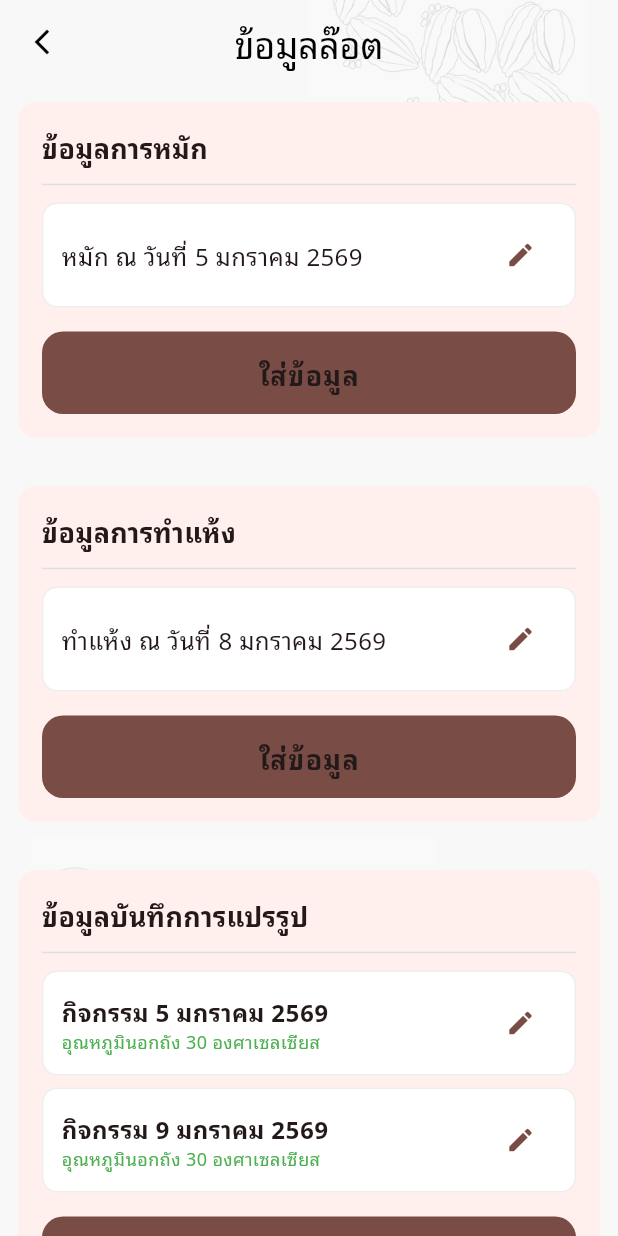
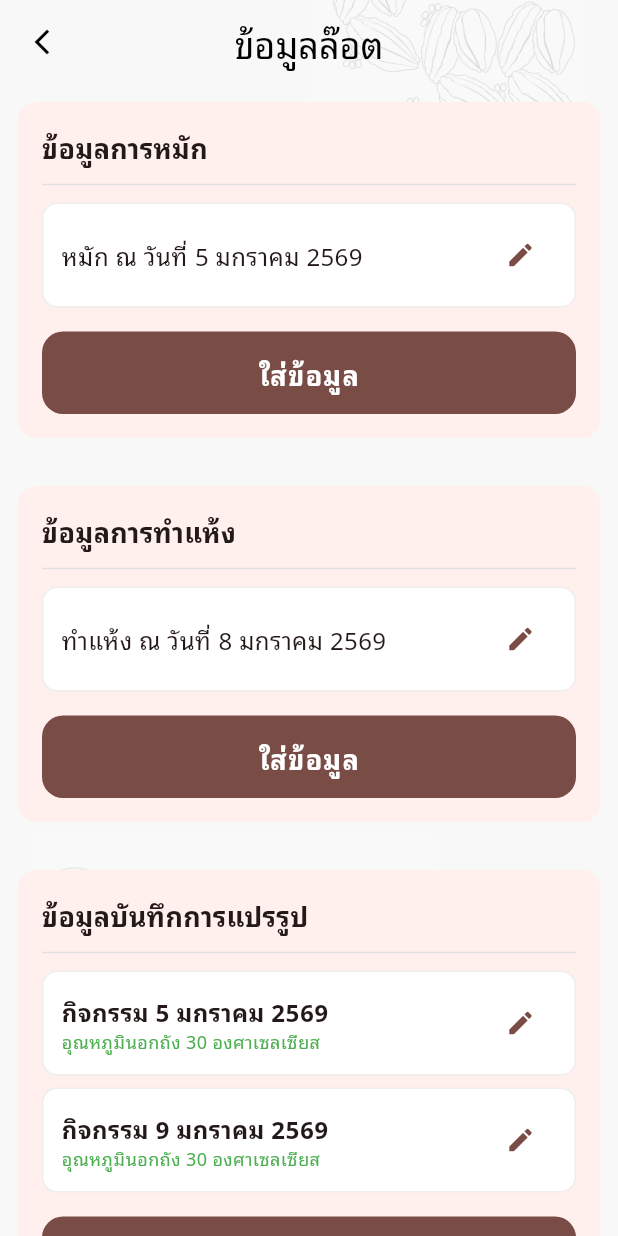
Before and after one commit to Cocoa-CUSAR-dev/mobile-app, a Flutter app: the BatchDetailPage screen opened directly with empty values, on a phone screen of 412 x 824 dp. Run offline on Flutter 3.47's test engine with Material 3 defaults, Android fonts, the phone set to English and light mode, and no system bars; our stand-ins replace bloc, equatable, file_picker, flutter_bloc, flutter_secure_storage, sentry_flutter; missing offline and left inert: dart:js_interop, maplibre_gl; accounts and stored records are empty; network calls fail.

Commit message:
fix(APP-UI): 'ใส่ข้อมูล' button text was dark-on-dark, not white
bodyLarge has no color of its own, so copyWith(fontWeight: ...) alone
left the button's Text inheriting the theme's default dark color --
which wins over the button's own foregroundColor: Colors.white since
an explicit style on the child Text takes precedence. Reported live:
the label was nearly unreadable against the brown background. Same
bug predates this button's redesign too, just never surfaced because
nothing called it out until now.

```diff
--- a/lib/widgets/components/data_record_container.dart
+++ b/lib/widgets/components/data_record_container.dart
@@ -160,7 +160,15 @@ class _DataRecordContainerState<TItem>
                   ),
                   child: Text(
                     'ใส่ข้อมูล',
-                    style: Theme.of(context).textTheme.bodyLarge?.copyWith(fontWeight: FontWeight.w600),
+                    // bodyLarge has no color of its own, so it was inheriting
+                    // the theme's default (dark) text color here -- which
+                    // overrides the button's own foregroundColor: Colors.white
+                    // above, since an explicit style on the child Text wins.
+                    // Same bug existed before this button's redesign too.
+                    style: Theme.of(context).textTheme.bodyLarge?.copyWith(
+                          color: Colors.white,
+                          fontWeight: FontWeight.w600,
+                        ),
                   ),
                 ),
               ),
```
